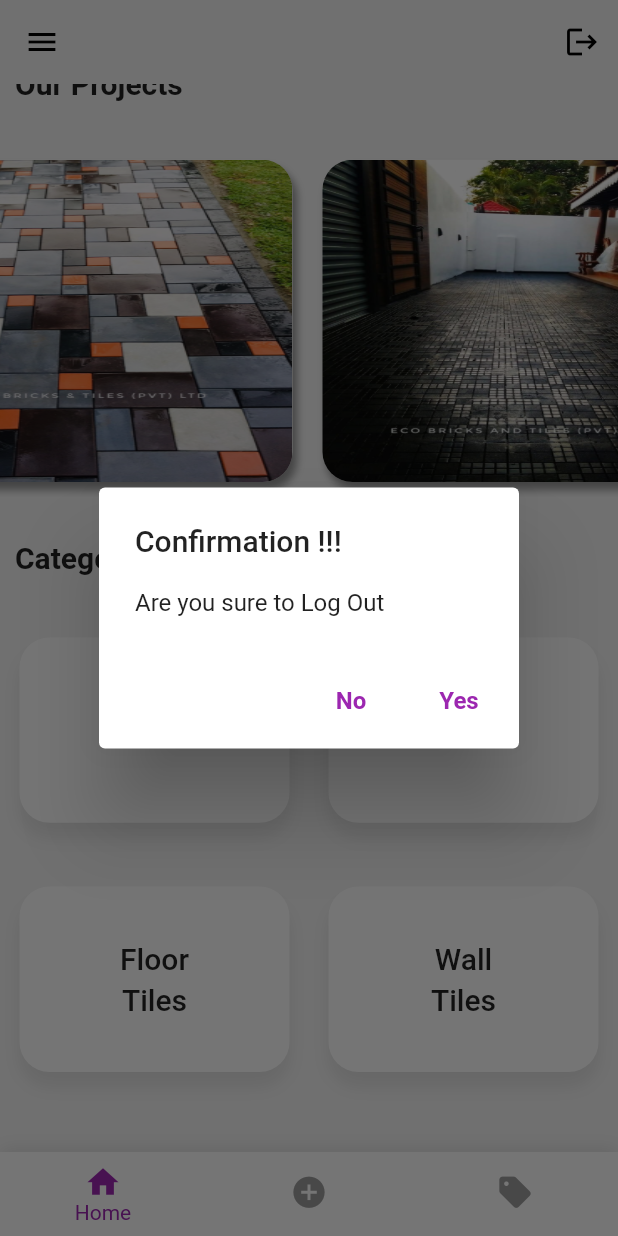
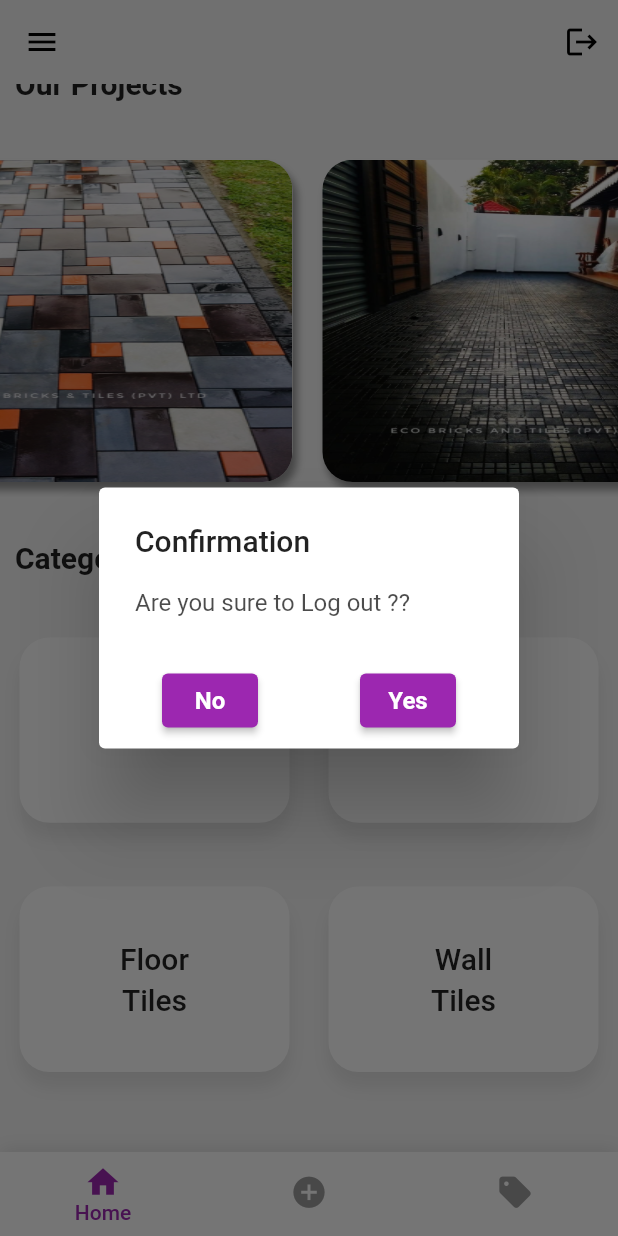
Before and after one commit to FahhaMohamed/ECO-Bricks-Admin--Project, a Flutter app: the mainScreen screen opened directly, scrolled down 32 dp, after a tap on the "logout" icon, on a phone screen of 412 x 824 dp. Run offline on Flutter 3.47's test engine with Material 2 defaults, Android fonts, the phone set to English and light mode, and no system bars; our stand-ins replace cloud_firestore, connectivity_plus, firebase_auth, firebase_core, firebase_database, flutter_staggered_animations and 2 more; missing offline and left inert: ndialog; accounts and stored records are empty.

Commit message:
Initial commit
Internet alert

```diff
--- a/lib/AllmainScreens/homeScreen.dart
+++ b/lib/AllmainScreens/homeScreen.dart
@@ -2,6 +2,7 @@
 import 'package:eco_bricks/AllmainScreens/pavers.dart';
 import 'package:eco_bricks/AllmainScreens/wallTiles.dart';
 import 'package:firebase_auth/firebase_auth.dart';
+import 'package:flutter/cupertino.dart';
 import 'package:flutter/material.dart';
 import 'package:google_fonts/google_fonts.dart';
 import 'package:url_launcher/url_launcher.dart';
@@ -80,20 +81,26 @@ class _homeScreenState extends State<homeScreen> {
           IconButton(
             onPressed: (){
 
-              showDialog(context: context, builder: (ctx){
-                return AlertDialog(
-                  title: const Text('Confirmation !!!'),
-                  content: const Text('Are you sure to Log Out'),
+              showDialog(context: context, builder: (ctx)=>AlertDialog(
+                title: Text("Confirmation"),
+                content: Text("Are you sure to Log out ??",),
+                contentTextStyle: TextStyle(fontSize: 16,color: Colors.black.withOpacity(0.7)),
                 actions: [
-                    TextButton(
+                  Row(
+                    mainAxisAlignment : MainAxisAlignment.spaceAround,
+                    children: [
+                      ElevatedButton(
+                          style: ElevatedButton.styleFrom(
+                            primary: Colors.purple,
+                          ),
                           onPressed: (){
 
                             Navigator.of(ctx).pop();
 
                           },
-                        child: const Text('No',style: TextStyle(color: Colors.purple,fontSize: 16,fontWeight: FontWeight.bold),)
+                          child: const Text('No',style: TextStyle(color: Colors.white,fontSize: 16,fontWeight: FontWeight.bold,),)
                       ),
-                    TextButton(
+                      ElevatedButton(
                           onPressed: (){
 
                             Navigator.of(ctx).pop();
@@ -105,12 +112,15 @@ class _homeScreenState extends State<homeScreen> {
                             }));
 
                           },
-                        child: const Text('Yes',style: TextStyle(color: Colors.purple,fontSize: 16,fontWeight: FontWeight.bold),)
+                          style: ElevatedButton.styleFrom(
+                            primary: Colors.purple,
                           ),
-
+                          child: const Text('Yes',style: TextStyle(color: Colors.white,fontSize: 16,fontWeight: FontWeight.bold),)
+                      ),
                     ],
-                );
-              });
+                  )
+                ],
+              ));
 
 
 
--- a/lib/AllmainScreens/mainScreen.dart
+++ b/lib/AllmainScreens/mainScreen.dart
@@ -1,7 +1,10 @@
 
+import 'dart:async';
+import 'package:connectivity_plus/connectivity_plus.dart';
 import 'package:eco_bricks/AllmainScreens/soldScreen.dart';
+import 'package:flutter/cupertino.dart';
 import 'package:flutter/material.dart';
-
+import 'package:google_fonts/google_fonts.dart';
 import 'addScreen.dart';
 import 'homeScreen.dart';
 
@@ -16,6 +19,10 @@ class _mainScreenState extends State<mainScreen> with SingleTickerProviderStateM
 
   TabController? tabController;
   int selectedIndex = 0;
+  late ConnectivityResult result;
+  late StreamSubscription subscription;
+  var isConnected = false;
+
 
   onItemClicked(int index)
   {
@@ -29,8 +36,56 @@ class _mainScreenState extends State<mainScreen> with SingleTickerProviderStateM
   void initState() {
 
     super.initState();
+    tabController = TabController(length: 3, vsync: this);
+    startStreaming();
+  }
 
-    tabController = TabController(length: 3, vsync: this);
+  checkInternet() async {
+    result = await Connectivity().checkConnectivity();
+    if(result != ConnectivityResult.none)
+    {
+      isConnected = true;
+    }
+    else
+    {
+      isConnected = false;
+      showDialogBox();
+    }
+  }
+
+
+  showDialogBox()
+  {
+    showDialog(
+      barrierDismissible: false,
+      context: context, builder: (context) => AlertDialog(
+      title: Text("No Internet"),
+      content: Text("Please check your internet connection"),
+      actions: [
+        CupertinoButton(
+          color: Colors.purple,
+          child: Row(
+            mainAxisAlignment: MainAxisAlignment.center,
+            children: [
+              Icon(Icons.refresh),
+              Text("Retry")
+            ],
+          ),
+          onPressed: (){
+            Navigator.pop(context);
+            checkInternet();
+          },
+
+        )
+      ],
+    ));
+  }
+
+  startStreaming ()
+  {
+    subscription = Connectivity().onConnectivityChanged.listen((event) {
+      checkInternet();
+    });
   }
 
   @override
@@ -61,12 +116,12 @@ class _mainScreenState extends State<mainScreen> with SingleTickerProviderStateM
           elevation: 0,
           items: const [
             BottomNavigationBarItem(
-                icon: Icon(Icons.home),
+                icon: Icon(Icons.home,size: 25,),
                 label: 'Home'
             ),
             BottomNavigationBarItem(
                 icon: Icon(Icons.add_circle),
-                label: 'Add'
+                label: 'Product'
             ),
             BottomNavigationBarItem(
                 icon: Icon(Icons.sell),
@@ -77,7 +132,10 @@ class _mainScreenState extends State<mainScreen> with SingleTickerProviderStateM
           selectedItemColor: Colors.purple,
           backgroundColor: Colors.transparent,
           type: BottomNavigationBarType.fixed,
-          selectedLabelStyle: const TextStyle(fontSize: 14),
+          selectedLabelStyle: GoogleFonts.aBeeZee(
+              fontSize: 14,
+              fontWeight: FontWeight.w500
+          ),
           showUnselectedLabels: false,
           showSelectedLabels: true,
           currentIndex: selectedIndex,
--- a/lib/AllmainScreens/soldScreen.dart
+++ b/lib/AllmainScreens/soldScreen.dart
@@ -68,7 +68,7 @@ class _soldScreenState extends State<soldScreen> {
         elevation: 0,
         centerTitle: false,
         backgroundColor: Colors.grey.shade100,
-        title: Text("Sold your items here",style: GoogleFonts.aBeeZee(color: Colors.black),),
+        title: Text("Sell your items here",style: GoogleFonts.aBeeZee(color: Colors.black),),
       ),
       body: SafeArea(
         child: Center(
--- a/lib/Splash screen/splashScreen.dart
+++ b/lib/Splash screen/splashScreen.dart
@@ -15,6 +15,7 @@ class splashScreen extends StatefulWidget {
 
 class _splashScreenState extends State<splashScreen>
     with SingleTickerProviderStateMixin {
+
 
   @override
   void initState() {
@@ -41,6 +42,8 @@ class _splashScreenState extends State<splashScreen>
 
 
 
+
+
   @override
   Widget build(BuildContext context) {
     return Scaffold(
@@ -50,7 +53,8 @@ class _splashScreenState extends State<splashScreen>
           gradient: LinearGradient(
             colors: [
               Colors.white,
-              Colors.purple.shade300,
+              Colors.white,
+              Colors.purple,
             ],
             begin: Alignment.topRight,
             end: Alignment.bottomLeft,
--- a/pubspec.yaml
+++ b/pubspec.yaml
@@ -51,6 +51,8 @@ dependencies:
   firebase_database: ^10.2.6
   fluttertoast: ^8.2.2
   ndialog: ^4.3.1
+  connectivity_plus: ^5.0.1
+
 
 dev_dependencies:
   flutter_test:
```
Also changed, not shown: lib/Constant/constant.dart (added, +7 -0 lines), lib/Login screen/loginScreen.dart (+68 -28 lines), lib/demo.dart (deleted, +0 -207 lines), pubspec.lock, 4 other files. Lines whose indentation alone changed are shown as unchanged.
